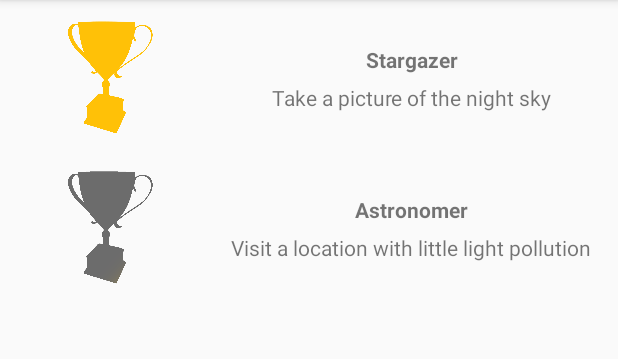
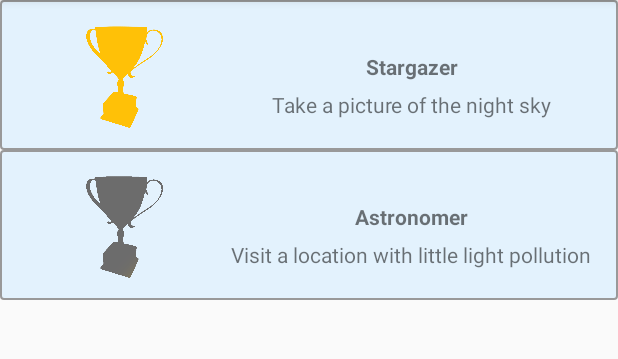
Before and after one commit to georgecodesdev/skylite, an Android app: the screen it shows after launch (ActivityTrophy), on a phone screen of 412 x 824 dp, the part 84-443 px from its top. Run offline under Robolectric (Android 15) with nearby library versions, the phone set to English and light mode, and no system bars.

Commit message:
Made trophies list more intuitive
- TODO: integration with backend + topbar

```diff
--- /dev/null
+++ b/app/src/main/res/drawable/border.xml
@@ -0,0 +1,14 @@
+<?xml version="1.0" encoding="utf-8"?>
+<shape xmlns:android="http://schemas.android.com/apk/res/android">
+
+    <solid android:color="#E3F2FD"/>
+    <corners android:radius="2dp"/>
+    <stroke
+        android:width="1dp"
+        android:color="#999999"/>
+    <padding
+        android:bottom="5dp"
+        android:left="10dp"
+        android:right="10dp"
+        android:top="5dp" />
+</shape>
--- a/app/src/main/res/layout/fragment_trophy.xml
+++ b/app/src/main/res/layout/fragment_trophy.xml
@@ -3,7 +3,8 @@
     xmlns:tools="http://schemas.android.com/tools"
     android:layout_width="fill_parent"
     android:layout_height="200dp"
-    tools:context="com.example.skylite.Fragments.FragmentTrophy">
+    tools:context="com.example.skylite.Fragments.FragmentTrophy"
+    android:background="@drawable/border">
 
     <RelativeLayout
         android:layout_width="match_parent"
```
